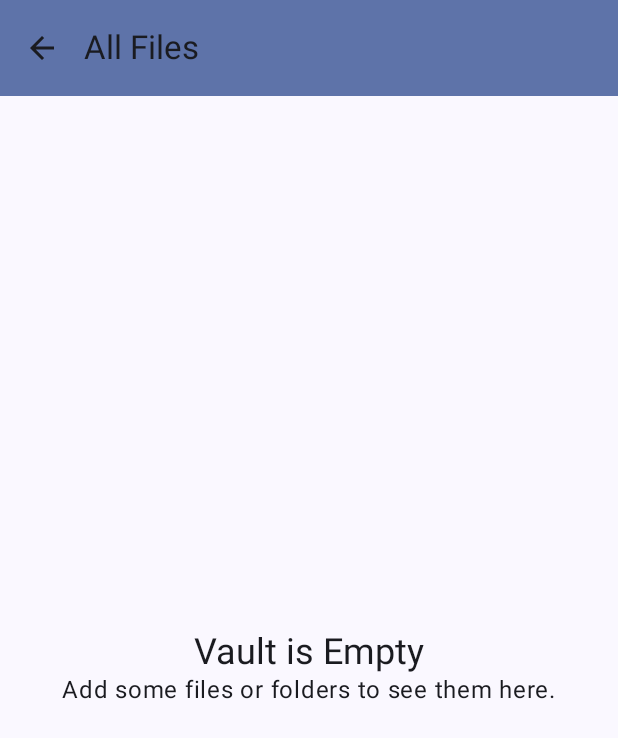
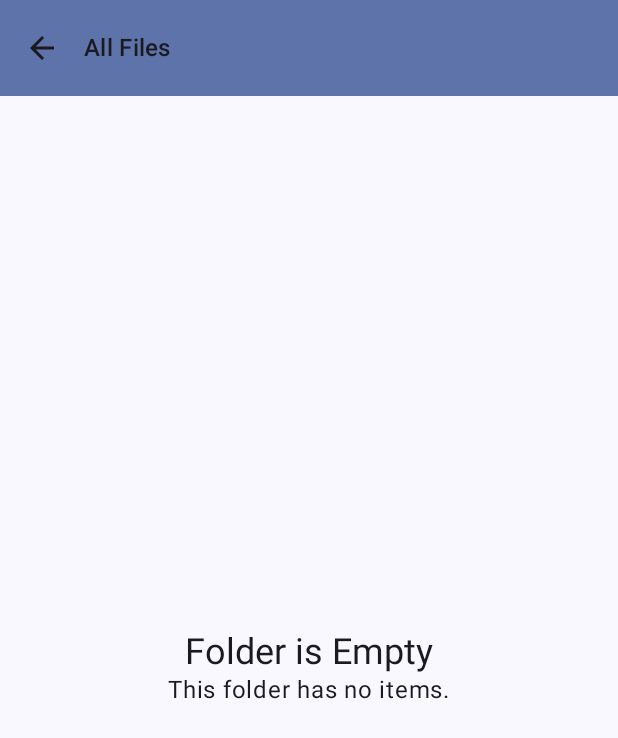
Before and after one commit to PARAM2013/I2, an Android app built with Jetpack Compose: the @Preview function AllFilesScreenPreview, on a phone screen of 412 x 824 dp. Shown: the top 738 px of the screen. Run offline under Robolectric (Android 15) with nearby library versions, the phone set to English and light mode, and no system bars; 3 statements that could not run were skipped.

Commit message:
Feat: Implement folder navigation in AllFilesScreen
Enables navigation into subfolders within the AllFilesScreen.

Key changes:
- MainDashboardViewModel:
  - Added `currentPath` StateFlow to track the currently viewed path.
  - Modified `loadDashboardData` (now `loadPathContents`) to load
    directory-specific content into `uiState.vaultStats`.
  - Added `loadGlobalDashboardCategories` to keep main dashboard
    category summaries (Images, Videos etc.) reflecting global stats.
  - `navigateToPath` function updates currentPath and reloads relevant data.
  - `importFiles` and `createFolder` now respect `currentPath`.
- AllFilesScreen:
  - TopAppBar title now displays the current browsed path.
  - Back navigation in TopAppBar navigates up one directory level;
    if at root, it pops the navigation stack.
  - Clicking a folder item now navigates into that folder by
    updating `currentPath` in the ViewModel.
- Strings: Added new strings for empty folder states.
- FileManager: `listFilesInVault` reviewed and confirmed suitable
  for path-specific listing.

```diff
--- a/app/src/main/java/com/example/secure/ui/allfiles/AllFilesScreen.kt
+++ b/app/src/main/java/com/example/secure/ui/allfiles/AllFilesScreen.kt
@@ -55,12 +55,26 @@ fun AllFilesScreen(
     val uiState by viewModel.uiState.collectAsState()
     val context = LocalContext.current // For Toasts or other context needs
 
+    val currentPath by viewModel.currentPath.collectAsState()
+
     Scaffold(
         topBar = {
             TopAppBar(
-                title = { Text(stringResource(R.string.title_all_files)) },
+                title = {
+                    Text(
+                        text = currentPath?.let { FileManager.VAULT_FOLDER_NAME + File.separator + it } ?: stringResource(R.string.title_all_files),
+                        style = MaterialTheme.typography.titleMedium // Smaller title for path
+                    )
+                },
                 navigationIcon = {
-                    IconButton(onClick = onNavigateBack) {
+                    IconButton(onClick = {
+                        val parentPath = currentPath?.let { File(it).parent }
+                        if (parentPath != null || currentPath != null) { // If currentPath is not null, parentPath could be null (at root)
+                            viewModel.navigateToPath(parentPath)
+                        } else {
+                            onNavigateBack() // Original popBackStack behavior if already at root
+                        }
+                    }) {
                         Icon(
                             imageVector = Icons.Filled.ArrowBack,
                             contentDescription = stringResource(R.string.action_back)
@@ -89,11 +103,11 @@ fun AllFilesScreen(
                     verticalArrangement = Arrangement.Center
                 ) {
                     Text(
-                        text = stringResource(R.string.empty_vault_all_files_title),
+                        text = stringResource(R.string.empty_folder_title), // New string: "Folder is Empty"
                         style = MaterialTheme.typography.headlineSmall
                     )
                     Text(
-                        text = stringResource(R.string.empty_vault_all_files_message),
+                        text = stringResource(R.string.empty_folder_message), // New string: "This folder has no items."
                         style = MaterialTheme.typography.bodyLarge
                     )
                 }
@@ -106,7 +120,9 @@ fun AllFilesScreen(
                     combinedList.addAll(files.sortedBy { it.file.name.lowercase() })
                 }
 
-                if (combinedList.isEmpty()) { // Handles case where vaultStats is not null but lists are empty
+                // This explicit isEmpty check after combining might be redundant if the above condition for empty state is robust.
+                // However, keeping it for safety in case vaultStats is not null but lists are empty.
+                if (combinedList.isEmpty()) {
                     Column(
                         modifier = Modifier
                             .fillMaxSize()
@@ -115,11 +131,11 @@ fun AllFilesScreen(
                         verticalArrangement = Arrangement.Center
                     ) {
                         Text(
-                            text = stringResource(R.string.empty_vault_all_files_title),
+                            text = stringResource(R.string.empty_folder_title),
                             style = MaterialTheme.typography.headlineSmall
                         )
                         Text(
-                            text = stringResource(R.string.empty_vault_all_files_message),
+                            text = stringResource(R.string.empty_folder_message),
                             style = MaterialTheme.typography.bodyLarge
                         )
                     }
@@ -135,7 +151,9 @@ fun AllFilesScreen(
                             when (item) {
                                 is VaultFolder -> {
                                     FolderItem(vaultFolder = item, onClick = {
-                                        android.widget.Toast.makeText(context, "Folder clicked: ${item.folder.name}", android.widget.Toast.LENGTH_SHORT).show()
+                                        // Construct new path relative to vault root
+                                        val folderClickedPath = item.folder.relativeTo(FileManager.getVaultDirectory()).path
+                                        viewModel.navigateToPath(folderClickedPath)
                                     })
                                 }
                                 is VaultFile -> {
--- a/app/src/main/java/com/example/secure/ui/dashboard/MainDashboardViewModel.kt
+++ b/app/src/main/java/com/example/secure/ui/dashboard/MainDashboardViewModel.kt
@@ -41,11 +41,14 @@ class MainDashboardViewModel(application: Application) : AndroidViewModel(applic
     private val _uiState = MutableStateFlow(MainDashboardUiState())
     val uiState: StateFlow<MainDashboardUiState> = _uiState.asStateFlow()
 
+    private val _currentPath = MutableStateFlow<String?>(null) // null represents vault root
+    val currentPath: StateFlow<String?> = _currentPath.asStateFlow()
+
     private val fileManager = FileManager
     private val appContext: Context = application.applicationContext
 
-    // Predefined category structure
-    private val predefinedCategories = listOf(
+    // Predefined category structure - these will reflect GLOBAL stats
+    private val globalCategoriesTemplate = listOf(
         DashboardCategoryItem("all_files", "All Files", "", Icons.Filled.Folder),
         DashboardCategoryItem("images", "Images", "", Icons.Filled.Image),
         DashboardCategoryItem("videos", "Videos", "", Icons.Filled.Videocam),
@@ -53,44 +56,73 @@ class MainDashboardViewModel(application: Application) : AndroidViewModel(applic
     )
 
     init {
-        loadDashboardData()
+        loadGlobalDashboardCategories() // For the main dashboard screen
+        navigateToPath(null)      // For AllFilesScreen content (root initially)
     }
 
-    fun loadDashboardData() {
-        _uiState.update { it.copy(isLoading = true) }
+    // Loads global stats for the main dashboard categories
+    private fun loadGlobalDashboardCategories() {
         viewModelScope.launch {
             try {
-                Log.d("MainDashboardVM", "Loading vault data...")
-                val stats = fileManager.listFilesInVault()
-                Log.d("MainDashboardVM", "Vault data loaded. Folders: ${stats.grandTotalFolders}, Files: ${stats.grandTotalFiles}")
-                val updatedCategories = predefinedCategories.map { category ->
+                val globalStats = fileManager.listFilesInVault(FileManager.getVaultDirectory()) // Explicitly list root for global stats
+                val updatedGlobalCategories = globalCategoriesTemplate.map { category ->
                     when (category.id) {
-                        "all_files" -> category.copy(subtitle = formatAllFilesSubtitle(stats))
-                        "images" -> category.copy(subtitle = formatCategorySubtitle(stats.totalPhotoFiles, stats.totalPhotoSize))
-                        "videos" -> category.copy(subtitle = formatCategorySubtitle(stats.totalVideoFiles, stats.totalVideoSize))
-                        "documents" -> category.copy(subtitle = formatCategorySubtitle(stats.totalDocumentFiles, stats.totalDocumentSize))
+                        "all_files" -> category.copy(subtitle = formatAllFilesSubtitle(globalStats))
+                        "images" -> category.copy(subtitle = formatCategorySubtitle(globalStats.totalPhotoFiles, globalStats.totalPhotoSize))
+                        "videos" -> category.copy(subtitle = formatCategorySubtitle(globalStats.totalVideoFiles, globalStats.totalVideoSize))
+                        "documents" -> category.copy(subtitle = formatCategorySubtitle(globalStats.totalDocumentFiles, globalStats.totalDocumentSize))
                         else -> category
                     }
                 }
+                _uiState.update { it.copy(categories = updatedGlobalCategories) }
+            } catch (e: Exception) {
+                Log.e("MainDashboardVM", "Error loading global category stats", e)
+                _uiState.update { oldState ->
+                    oldState.copy(categories = globalCategoriesTemplate.map { it.copy(subtitle = "Error") })
+                }
+            }
+        }
+    }
+
+    // Loads contents for a specific path (for AllFilesScreen)
+    private fun loadPathContents(relativePath: String?) {
+        _uiState.update { it.copy(isLoading = true, error = null) } // Clear previous error
+        viewModelScope.launch {
+            try {
+                val targetDirectory = if (relativePath.isNullOrBlank()) {
+                    FileManager.getVaultDirectory()
+                } else {
+                    File(FileManager.getVaultDirectory(), relativePath)
+                }
+                Log.d("MainDashboardVM", "Loading contents for path: ${targetDirectory.absolutePath}")
+                val pathStats = fileManager.listFilesInVault(targetDirectory)
+                Log.d("MainDashboardVM", "Path data loaded. Folders: ${pathStats.allFolders.size}, Files: ${pathStats.allFiles.size} for $relativePath")
                 _uiState.update {
                     it.copy(
                         isLoading = false,
-                        categories = updatedCategories,
-                        vaultStats = stats,
+                        vaultStats = pathStats, // This state is for AllFilesScreen
                         error = null
                     )
                 }
             } catch (e: Exception) {
-                Log.e("MainDashboardVM", "Error loading dashboard data", e)
+                Log.e("MainDashboardVM", "Error loading path contents for $relativePath", e)
                 _uiState.update {
                     it.copy(
                         isLoading = false,
-                        error = "Failed to load data: ${e.message}",
-                        categories = predefinedCategories.map { cat -> cat.copy(subtitle = "Error loading data") } // Show error in subtitles
+                        error = "Failed to load contents for '$relativePath': ${e.message}",
+                        vaultStats = FileManager.VaultStats() // Clear stats on error
                     )
                 }
             }
         }
+    }
+
+    fun navigateToPath(relativePath: String?) {
+        val newPath = if (relativePath.isNullOrBlank() || relativePath == File.separator) null else relativePath
+        _currentPath.value = newPath
+        loadPathContents(newPath)
+        // Refresh global categories as operations like delete/import in subfolders affect global counts
+        loadGlobalDashboardCategories()
     }
 
     private fun formatAllFilesSubtitle(stats: FileManager.VaultStats): String {
@@ -130,27 +162,27 @@ class MainDashboardViewModel(application: Application) : AndroidViewModel(applic
             var failedImports = 0
             uris.forEach { uri ->
                 try {
-                    Log.d("MainDashboardVM", "Importing file: $uri")
+                    Log.d("MainDashboardVM", "Importing file: $uri to path: ${_currentPath.value}")
                     // Assuming deleteOriginal = true by default, adjust if needed
-                    val importedFile = fileManager.importFile(uri, appContext, null, true)
+                    val importedFile = fileManager.importFile(uri, appContext, _currentPath.value, true)
                     if (importedFile != null) {
                         successfulImports++
                     } else {
                         failedImports++
                     }
                 } catch (e: Exception) {
-                    Log.e("MainDashboardVM", "Error importing file $uri", e)
+                    Log.e("MainDashboardVM", "Error importing file $uri to path: ${_currentPath.value}", e)
                     failedImports++
                 }
             }
             val message = when {
                 successfulImports > 0 && failedImports == 0 -> "$successfulImports file(s) imported successfully."
                 successfulImports > 0 && failedImports > 0 -> "$successfulImports file(s) imported, $failedImports failed."
-                failedImports > 0 -> "Failed to import $failedImports file(s)."
-                else -> "No files were imported."
+                // failedImports > 0 -> "Failed to import $failedImports file(s)." // Covered by 'else' if successfulImports is 0
+                else -> "No files were imported, or all failed. Check logs if files were selected." // Adjusted message
             }
             _uiState.update { it.copy(isLoading = false, fileOperationResult = message) }
-            loadDashboardData() // Refresh data
+            navigateToPath(_currentPath.value) // Refresh current path and global categories
         }
     }
 
@@ -158,14 +190,14 @@ class MainDashboardViewModel(application: Application) : AndroidViewModel(applic
         _uiState.update { it.copy(isLoading = true, fileOperationResult = null, showCreateFolderDialog = false) }
         viewModelScope.launch {
             try {
-                Log.d("MainDashboardVM", "Creating folder: $folderName")
-                val createdFolder = fileManager.createSubFolderInVault(folderName, null)
+                Log.d("MainDashboardVM", "Creating folder: $folderName in path: ${_currentPath.value}")
+                val createdFolder = fileManager.createSubFolderInVault(folderName, _currentPath.value)
                 if (createdFolder != null && createdFolder.exists()) {
                     _uiState.update { it.copy(isLoading = false, fileOperationResult = "Folder created: $folderName") }
-                    loadDashboardData() // Refresh data
+                    navigateToPath(_currentPath.value) // Refresh current path and global categories
                 } else {
-                    val reason = if (createdFolder == null) "API returned null" else "Folder does not exist post-creation"
-                    Log.e("MainDashboardVM", "Failed to create folder. Reason: $reason. Name: $folderName")
+                    val reason = if (createdFolder == null) "API returned null" else "Folder does not exist post-creation or name invalid"
+                    Log.e("MainDashboardVM", "Failed to create folder '$folderName'. Reason: $reason.")
                     _uiState.update { it.copy(isLoading = false, fileOperationResult = "Failed to create folder. Check logs.") }
                 }
             } catch (e: Exception) {
--- a/app/src/main/res/values/strings.xml
+++ b/app/src/main/res/values/strings.xml
@@ -94,8 +94,10 @@
     <string name="folder_name_empty_error">Folder name cannot be empty.</string> <!-- Used in create folder dialog -->
 
     <!-- AllFilesScreen specific -->
-    <string name="empty_vault_all_files_title">Vault is Empty</string>
+    <string name="empty_vault_all_files_title">Vault Root is Empty</string> <!-- More specific for root -->
     <string name="empty_vault_all_files_message">Add some files or folders to see them here.</string>
+    <string name="empty_folder_title">Folder is Empty</string> <!-- For sub-folders -->
+    <string name="empty_folder_message">This folder has no items.</string>
     <string name="folder_icon_desc">Folder</string>
     <string name="file_icon_desc">File</string>
     <string name="file_size_kb">%1$d KB</string>
```
